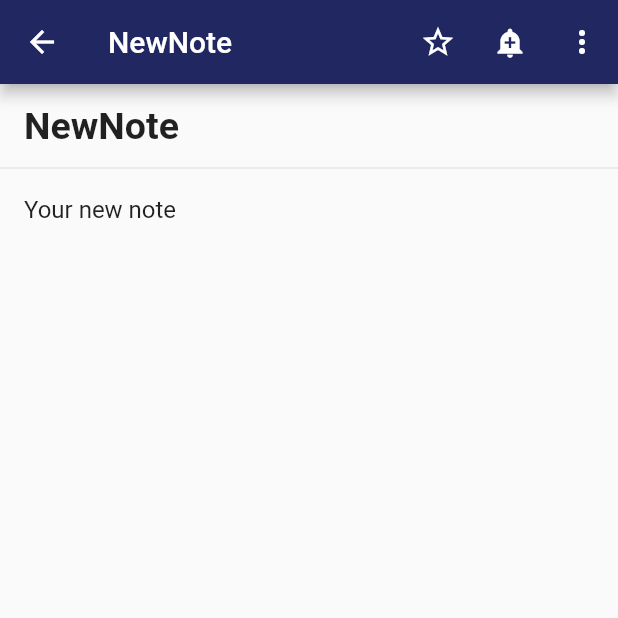
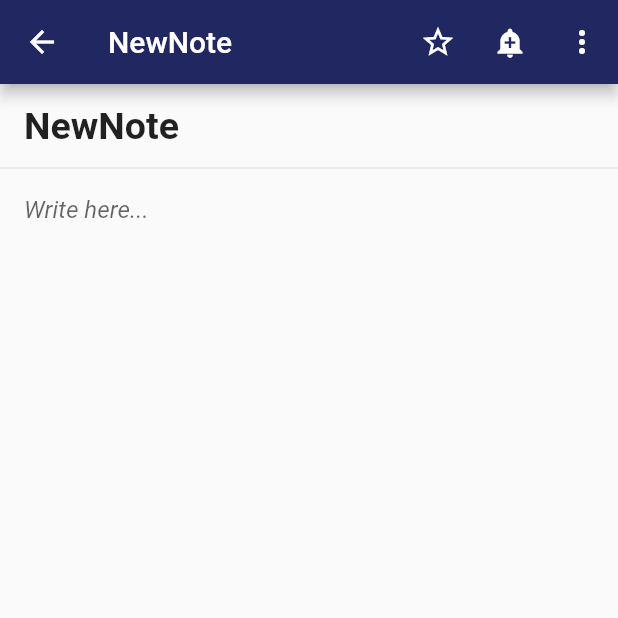
Before and after one commit to DaniilNichitenco/CrossplatformNotes, a Flutter app: the NotePage screen opened directly, on a phone screen of 412 x 824 dp, the top half of it. Run offline on Flutter 3.47's test engine with Material 2 defaults, Android fonts, the phone set to English and light mode, and no system bars; missing offline and left inert: flutter_auth_buttons.

Commit message:
Rewritting v2.0

```diff
--- a/lib/Pages/HomePage.dart
+++ b/lib/Pages/HomePage.dart
@@ -94,7 +94,7 @@ class _MyHomePageState extends State<MyHomePage> {
       floatingActionButton: FloatingActionButton(
         onPressed: () {
           Navigator.push(context,
-              SlideRightRoute(page: NotePage("NewNote", Text("Your new note"))));
+              SlideRightRoute(page: NotePage("NewNote", "Your new note")));
         },
         tooltip: 'New note',
         child: Icon(Icons.add),
--- a/lib/Pages/LoginPage.dart
+++ b/lib/Pages/LoginPage.dart
@@ -212,7 +212,7 @@ class _LoginPageState extends State<LoginPage> {
                               child: new Text(
                                 "Login",
                                 style: new TextStyle(
-                                    color: Styles.colorTheme, fontSize: 18),
+                                    color: Colors.white, fontSize: 18),
                               ),
                               onPressed: () {
                                 if (_formKey.currentState.validate()) {
@@ -220,7 +220,7 @@ class _LoginPageState extends State<LoginPage> {
                                       SlideRightRoute(page: MyHomePage()));
                                 }
                               },
-                              color: Colors.white,
+                              color: Styles.colorTheme,
                             ),
                             padding: EdgeInsets.only(top: 30),
                           ),
--- a/lib/Pages/NotePage.dart
+++ b/lib/Pages/NotePage.dart
@@ -6,31 +6,32 @@ import 'package:notes_app/UI_Elements/AppBarIcon.dart';
 import 'package:notes_app/Animations/Scrolling.dart';
 
 class NotePage extends StatefulWidget {
-  NotePage(this.title, this.content);
+  NotePage(this.title, this.text);
 
   final String title;
-  final Widget content;
+  final String text;
 
   @override
-  _NotePageState createState() => _NotePageState(title, content);
+  _NotePageState createState() => _NotePageState(title, text);
 }
 
 class _NotePageState extends State<NotePage> {
-  _NotePageState([
-    this.noteTitle,
-    this.content = const TextField(
-      textInputAction: TextInputAction.newline,
-      keyboardType: TextInputType.multiline,
-      maxLines: null,
-      decoration: InputDecoration(
-          border: InputBorder.none,
-          hintText: "Write here",
-          hintStyle: TextStyle(fontStyle: FontStyle.italic)),
-    ),
-  ]);
   final String noteTitle;
-  final Widget content;
+  static String noteText;
 
+  _NotePageState([this.noteTitle, text,]) {
+    noteText = text;
+  }
+
+  final Widget content = TextFormField(
+    textInputAction: TextInputAction.newline,
+    keyboardType: TextInputType.multiline,
+    maxLines: null,
+    decoration: InputDecoration(
+        border: InputBorder.none,
+        hintText: 'Write here...',
+        hintStyle: TextStyle(fontStyle: FontStyle.italic)),
+  );
 
   @override
   Widget build(BuildContext context) {
--- a/lib/UI_Elements/ListCard.dart
+++ b/lib/UI_Elements/ListCard.dart
@@ -11,11 +11,11 @@ class ListCard extends StatefulWidget{
 class _ListCardState extends State<ListCard>{
 
   List<Note> notes = [
-    Note(title: 'My note1', text: Text('Something')),
-    Note(title: 'My note2', text: Text('Something')),
-    Note(title: 'My note3', text: Text('Something')),
+    Note(title: 'My note1', text: 'Something'),
+    Note(title: 'My note1', text: 'Something'),
+    Note(title: 'My note1', text: 'Something'),
     Note(title: 'My note', ),
-    Note(text: Text('Something')),
+    Note(text: 'Something'),
     Note(),
   ];
 
--- a/lib/UI_Elements/Note.dart
+++ b/lib/UI_Elements/Note.dart
@@ -2,7 +2,7 @@ import 'package:flutter/material.dart';
 class Note {
 
   String title;
-  Text text;
+  String text;
 
-  Note({this.title = "Note", this.text = const Text(' ')});
+  Note({this.title = "Note", this.text = ''});
 }
--- a/lib/UI_Elements/NoteCard.dart
+++ b/lib/UI_Elements/NoteCard.dart
@@ -57,7 +57,7 @@ class NoteCard extends StatelessWidget {
                         fontWeight: FontWeight.bold),
                   ),
                   Container(
-                    child: note.text,
+                    child: Text(note.text),
                     margin: EdgeInsets.only(top: 5),
                   )
                 ],
--- a/lib/main.dart
+++ b/lib/main.dart
@@ -1,5 +1,4 @@
 import 'package:flutter/material.dart';
-import 'package:notes_app/Pages/HomePage.dart';
 import 'package:notes_app/Pages/LoginPage.dart';
 //import 'package:notes_app/Pages/home_page.dart';
 
@@ -13,7 +12,7 @@ class MyApp extends StatelessWidget {
       //title: 'Crossplatform notes',
       debugShowCheckedModeBanner: false,
       theme: ThemeData(primarySwatch: Colors.blue),
-      home: MyHomePage(),
+      home: LoginPage(),
     );
   }
 }
```
